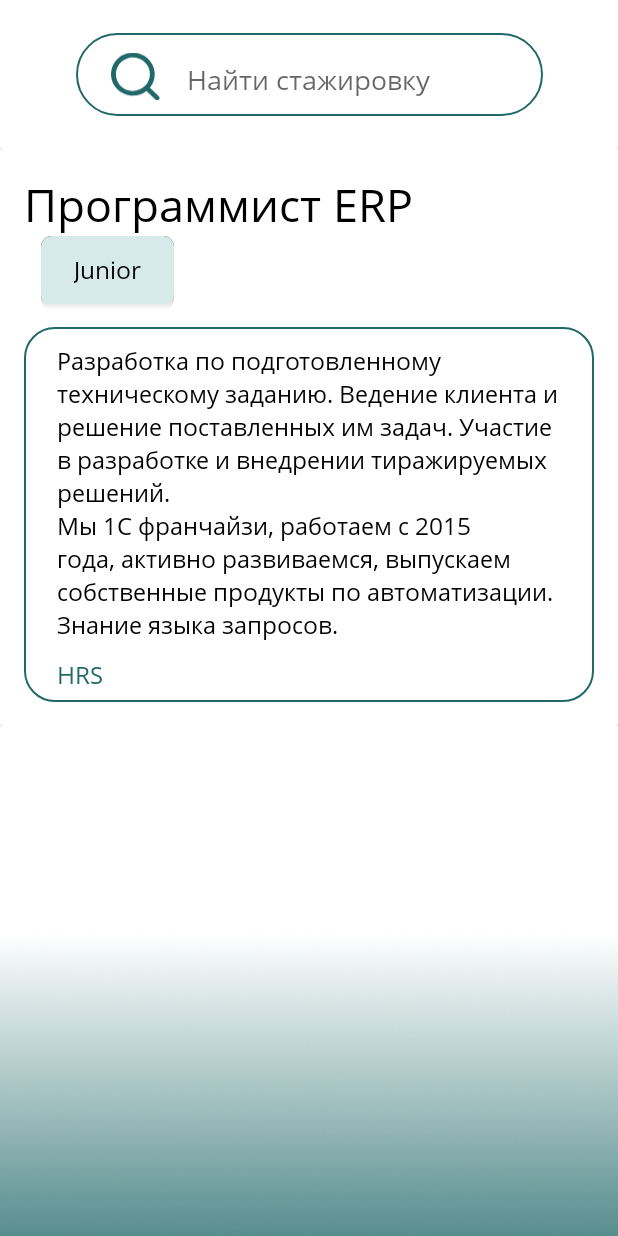
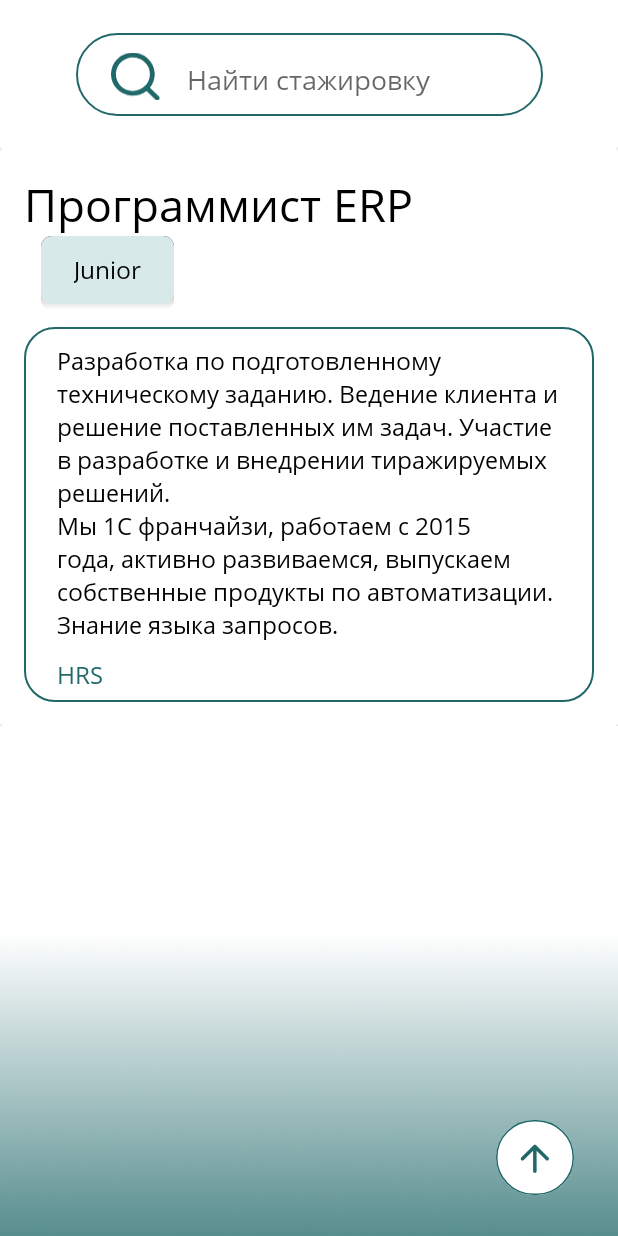
Before and after one commit to Lonti6/Traineeship, an Android app: the fragment SearchFragment shown on its own in the app's theme, scrolled down 2220 dp, on a phone screen of 412 x 824 dp. Run offline under Robolectric (Android 15) with nearby library versions, the light colour scheme and no system bars; libraries missing offline, so code that uses them is left out: org.apmem.tools; plain views replace FlowLayout; 3 statements that could not run were skipped.

Commit message:
+кнопка прокрутки

```diff
--- a/app/src/main/java/ru/work/trainsheep/ui/search/SearchFragment.java
+++ b/app/src/main/java/ru/work/trainsheep/ui/search/SearchFragment.java
@@ -5,6 +5,8 @@ import android.util.Log;
 import android.view.LayoutInflater;
 import android.view.View;
 import android.view.ViewGroup;
+import android.widget.Button;
+import android.widget.ImageButton;
 import android.widget.LinearLayout;
 import android.widget.RelativeLayout;
 import android.widget.TextView;
@@ -45,6 +47,9 @@ public class SearchFragment extends Fragment {
             else
                 ((RelativeLayout)(v.getParent())).setBackgroundResource(R.drawable.border_style_gray);
         });
+
+        ((ImageButton) root.findViewById(R.id.listButton)).setOnClickListener(v ->
+                ((RecyclerView)root.findViewById(R.id.rv)).smoothScrollToPosition(0));
 
         List<String> headers = Arrays.asList("Программист ERP",
                 "Frontend-разработчик (JS, Angular)",
--- /dev/null
+++ b/app/src/main/res/drawable/ic_button_up.xml
@@ -0,0 +1,17 @@
+<vector xmlns:android="http://schemas.android.com/apk/res/android"
+    android:width="60dp"
+    android:height="58dp"
+    android:viewportWidth="60"
+    android:viewportHeight="58">
+  <path
+      android:pathData="M2,27C2,13.1929 13.1929,2 27,2H29C42.8071,2 54,13.1929 54,27V27C54,40.8071 42.8071,52 29,52H27C13.1929,52 2,40.8071 2,27V27Z"
+      android:fillColor="#ffffff"/>
+  <path
+      android:strokeWidth="1"
+      android:pathData="M27,2.5H29C42.531,2.5 53.5,13.469 53.5,27C53.5,40.531 42.531,51.5 29,51.5H27C13.469,51.5 2.5,40.531 2.5,27C2.5,13.469 13.469,2.5 27,2.5Z"
+      android:fillColor="#00000000"
+      android:strokeColor="@color/main_green"/>
+  <path
+      android:pathData="M28.3448,18.5772C28.0596,18.4594 27.7394,18.4594 27.4542,18.5772C27.3129,18.6341 27.184,18.7181 27.0749,18.8245L18.8293,27.0701C18.6107,27.2888 18.4878,27.5854 18.4878,27.8947C18.4878,28.204 18.6107,28.5006 18.8293,28.7193C19.048,28.9379 19.3446,29.0608 19.6539,29.0608C19.9632,29.0608 20.2598,28.9379 20.4785,28.7193L26.7369,22.4608L26.7286,36.1403C26.728,36.2942 26.7578,36.4468 26.8165,36.5891C26.8751,36.7315 26.9613,36.8608 27.0702,36.9696C27.179,37.0785 27.3083,37.1647 27.4507,37.2233C27.593,37.2819 27.7456,37.3118 27.8995,37.3112C28.0534,37.3118 28.206,37.2819 28.3483,37.2233C28.4907,37.1647 28.62,37.0785 28.7288,36.9696C28.8377,36.8608 28.9239,36.7315 28.9825,36.5891C29.0411,36.4468 29.071,36.2942 29.0704,36.1403L29.0621,22.4608L35.3205,28.7193C35.5392,28.9379 35.8358,29.0608 36.1451,29.0608C36.4544,29.0608 36.751,28.9379 36.9696,28.7193C37.1883,28.5006 37.3112,28.204 37.3112,27.8947C37.3112,27.5854 37.1883,27.2888 36.9696,27.0701L28.7241,18.8245C28.615,18.7181 28.4861,18.6341 28.3448,18.5772V18.5772Z"
+      android:fillColor="@color/main_green"/>
+</vector>
--- a/app/src/main/res/layout/fragment_search.xml
+++ b/app/src/main/res/layout/fragment_search.xml
@@ -51,4 +51,15 @@
         app:layout_constraintBottom_toBottomOf="parent"
         app:layout_constraintTop_toBottomOf="@+id/relativeLayout" />
 
+    <ImageButton
+        android:id="@+id/listButton"
+        android:layout_width="wrap_content"
+        android:layout_height="wrap_content"
+        android:layout_marginEnd="5pt"
+        android:layout_marginBottom="5pt"
+        android:backgroundTint="#00000000"
+        android:src="@drawable/ic_button_up"
+        app:layout_constraintBottom_toBottomOf="parent"
+        app:layout_constraintEnd_toEndOf="parent" />
+
 </androidx.constraintlayout.widget.ConstraintLayout>
```
